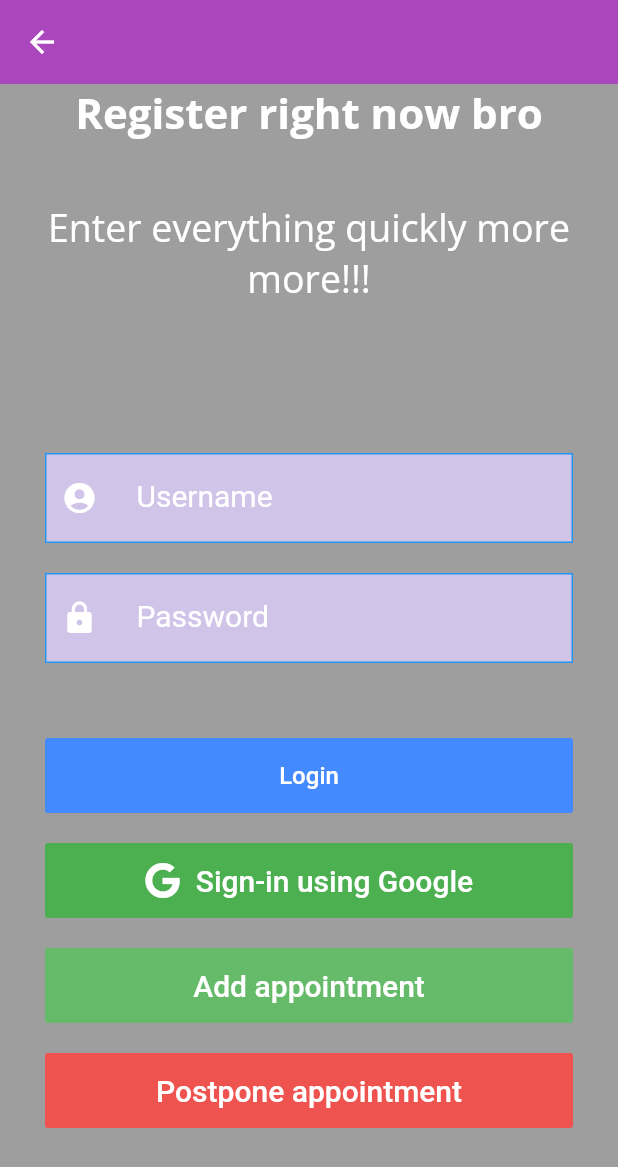
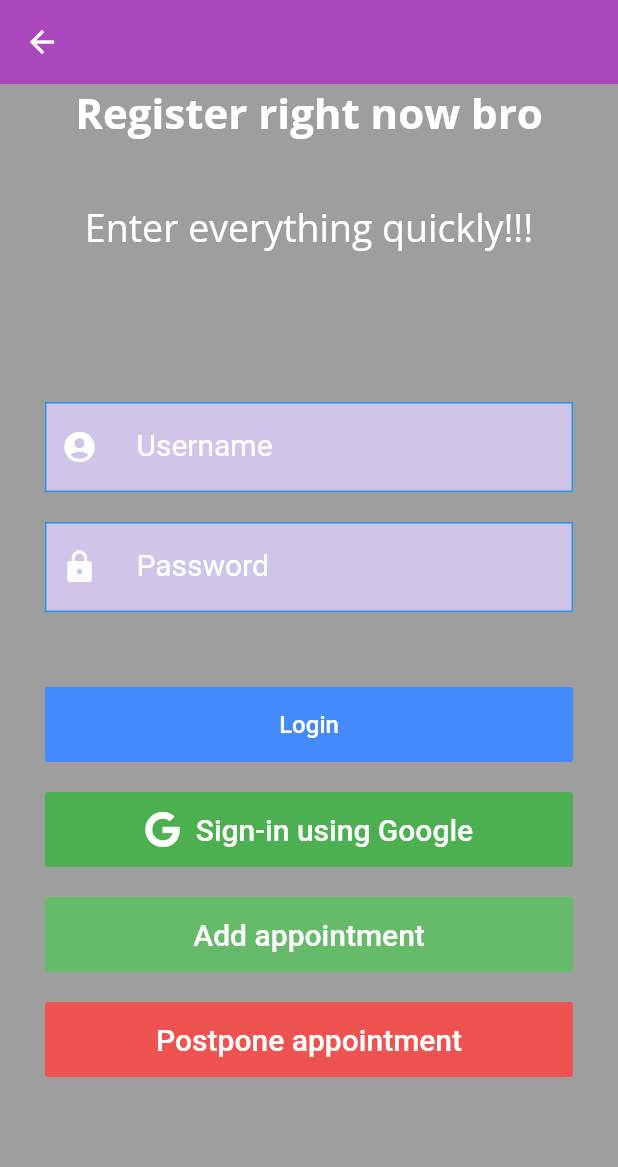
Before and after one commit to aommiikzy/seniors, a Flutter app: the LoginScreen screen opened directly, on a phone screen of 412 x 824 dp. Shown: the top 1167 px of the screen. Run offline on Flutter 3.47's test engine with Material 2 defaults, Android fonts, the phone set to English and light mode, and no system bars; our stand-ins replace cloud_firestore, firebase_auth, firebase_database, font_awesome_flutter, google_fonts, google_sign_in; accounts and stored records are empty; network calls fail.

Commit message:
Update loginscreen.dart
already fixed

```diff
--- a/lib/loginscreen.dart
+++ b/lib/loginscreen.dart
@@ -51,7 +51,7 @@ class LoginScreen extends StatelessWidget {
                 ),
                 SizedBox(height: 40),
                 Text(
-                  'Enter everything quickly more more!!!',
+                  'Enter everything quickly!!!',
                   textAlign: TextAlign.center,
                   style:
                   GoogleFonts.openSans(color: Colors.white, fontSize: 25),
```
